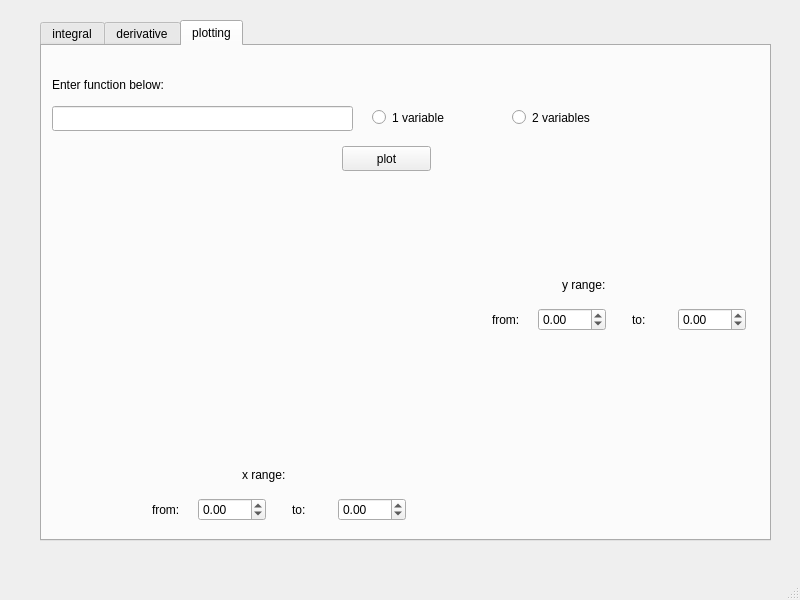
First picture: the form in src/geek-calculator/mainwindow.ui, repository Jelena-Zivovic/RS014-geek-calculator, before the edit.
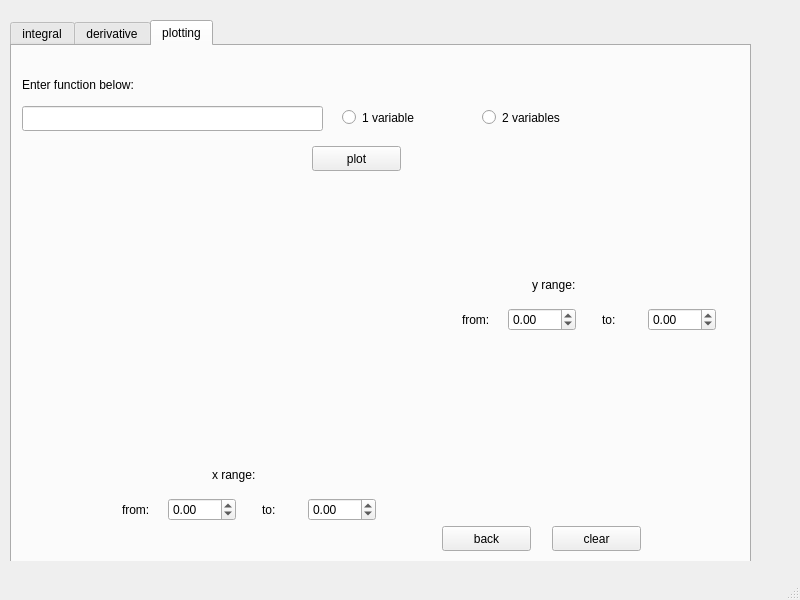
Second picture: the form after the edit. Custom widgets are drawn as their Qt base class.

Commit message: added back and clear button on plotting functions tab

The edit to the form file:
```diff
--- a/src/geek-calculator/mainwindow.ui
+++ b/src/geek-calculator/mainwindow.ui
@@ -17,10 +17,10 @@
    <widget class="QStackedWidget" name="stackedWidgets">
     <property name="geometry">
      <rect>
-      <x>40</x>
-      <y>20</y>
-      <width>731</width>
-      <height>541</height>
+      <x>0</x>
+      <y>10</y>
+      <width>771</width>
+      <height>551</height>
      </rect>
     </property>
     <property name="currentIndex">
@@ -660,10 +660,10 @@
      <widget class="QTabWidget" name="functionsTab">
       <property name="geometry">
        <rect>
-        <x>0</x>
-        <y>0</y>
-        <width>731</width>
-        <height>521</height>
+        <x>10</x>
+        <y>10</y>
+        <width>741</width>
+        <height>561</height>
        </rect>
       </property>
       <property name="currentIndex">
@@ -1189,6 +1189,32 @@
          </item>
         </layout>
        </widget>
+       <widget class="QPushButton" name="backPlotButton">
+        <property name="geometry">
+         <rect>
+          <x>430</x>
+          <y>480</y>
+          <width>89</width>
+          <height>25</height>
+         </rect>
+        </property>
+        <property name="text">
+         <string>back</string>
+        </property>
+       </widget>
+       <widget class="QPushButton" name="clearPlotButton">
+        <property name="geometry">
+         <rect>
+          <x>540</x>
+          <y>480</y>
+          <width>89</width>
+          <height>25</height>
+         </rect>
+        </property>
+        <property name="text">
+         <string>clear</string>
+        </property>
+       </widget>
        <widget class="QWidget" name="">
         <property name="geometry">
          <rect>
```
The commit also changes 2 other files.
